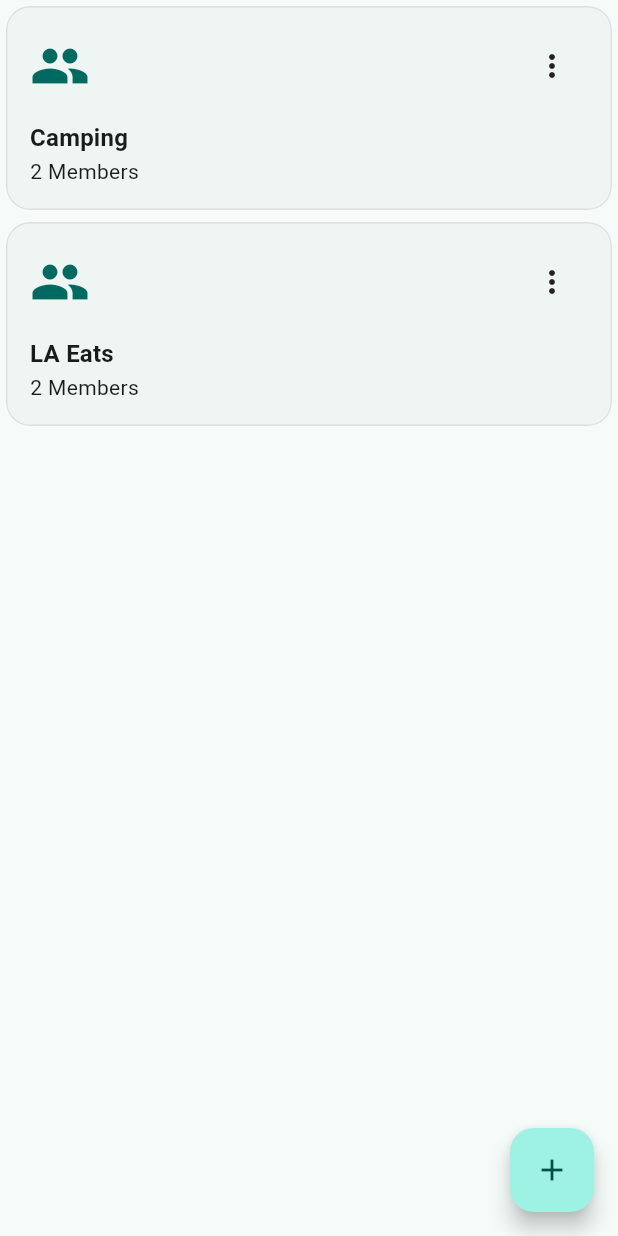
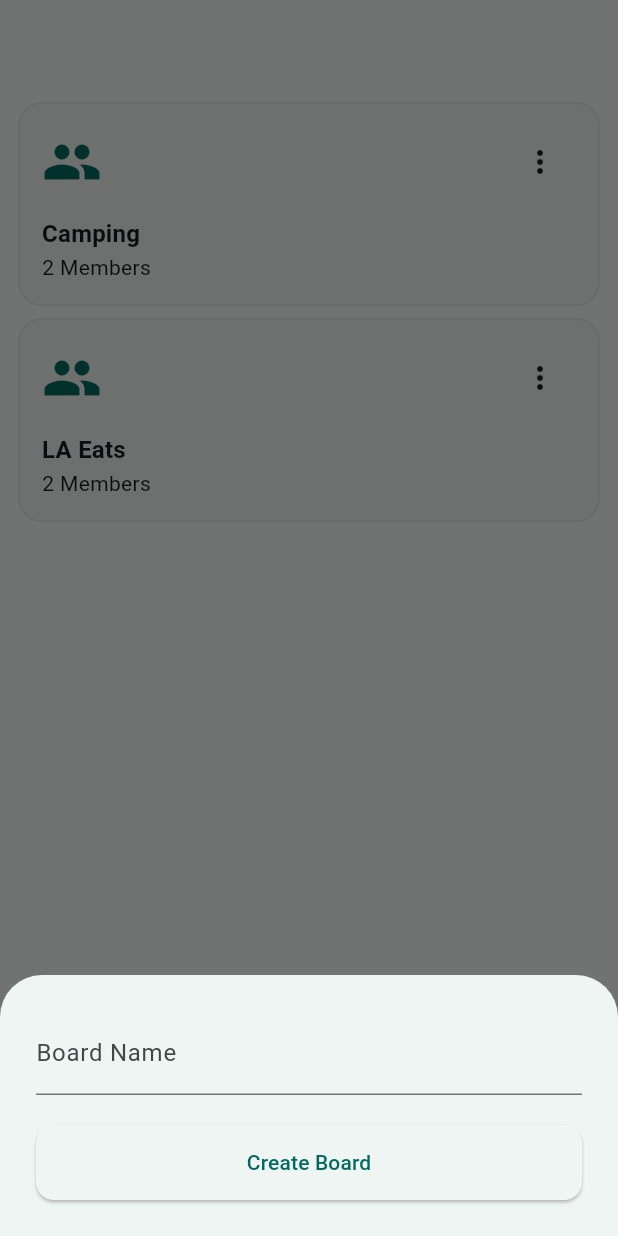
Before and after one commit to danielho774/corkboard, a Flutter app: the DashboardScreen screen opened by its route, after a tap on the "add" icon, on a phone screen of 412 x 824 dp. Run offline on Flutter 3.47's test engine with Material 3 defaults, Android fonts, the phone set to English and light mode, and no system bars; our stand-ins replace device_preview, flutter_riverpod, go_router, riverpod_annotation; generated files the repository leaves out were written again.

```diff
--- a/lib/core/theme/corkboard_theme.dart
+++ b/lib/core/theme/corkboard_theme.dart
@@ -26,6 +26,10 @@ class CorkboardTheme {
           shape: RoundedRectangleBorder(borderRadius: BorderRadius.circular(12)),
         ),
       ),
+
+      textTheme: const TextTheme(
+
+      )
     );
   }
 }
--- a/lib/features/dashboard/data/board_repository.dart
+++ b/lib/features/dashboard/data/board_repository.dart
@@ -1,5 +1,6 @@
 import 'package:riverpod_annotation/riverpod_annotation.dart';
 import '../domain/board.dart';
+import 'package:uuid/uuid.dart';
 
 part 'board_repository.g.dart';
 
@@ -8,19 +9,33 @@ class  BoardRepository {
 
   // A stream that mimics a database update every 5 seconds
   Stream<List<Board>> watchBoards() async* {
-    yield [
-      Board(id: '1', name: 'Camping', members: ["Donald", "Daisy"]),
-      Board(id: '2', name: 'LA Eats', members: ["Mickey", "Minnie"]),
+    var boardList = [
+      Board(id: const Uuid().v4(), name: 'Camping', members: ["Donald", "Daisy"]),
+      Board(id: const Uuid().v4(), name: 'LA Eats', members: ["Mickey", "Minnie"]),
     ];
+
+    yield boardList;
 
     await Future.delayed(const Duration(seconds: 5));
 
+    boardList.add(Board(id: const Uuid().v4(), name: 'NBA Fantasy', members: ["Steph", "KD", "Lebron"]));
+
     // Simulate a new Board being added remotely
-    yield [
-      Board(id: '1', name: 'Camping', members: ["Donald", "Daisy"]),
-      Board(id: '2', name: 'LA Eats', members: ["Mickey", "Minnie"]),
-      Board(id: '3', name: 'NBA Fantasy', members: ["Steph", "KD", "Lebron"]), //
-    ];
+    yield [...boardList];
+  }
+
+  // Create a new Board
+  Future<Board> createBoard(BoardEntry boardEntry) async {
+    await Future.delayed(const Duration(seconds: 2));
+    final uuid = Uuid().v4();
+
+    Board createdBoard = Board(
+      id: uuid,
+      name: boardEntry.name,
+      members: boardEntry.members,
+    );
+
+    return createdBoard;
   }
 }
 
--- a/lib/features/dashboard/domain/board.dart
+++ b/lib/features/dashboard/domain/board.dart
@@ -1,3 +1,4 @@
+import 'package:uuid/uuid.dart';
 
 class Board {
   final String id;
@@ -13,3 +14,16 @@ class Board {
     this.imageURL,
   }) : memberCount = members.length;
 }
+
+class BoardEntry {
+  final String name;
+  final int memberCount;
+  final List<String> members; //TODO: create user objects for member data
+  final String? imageURL;
+
+  BoardEntry({
+    required this.name,
+    required this.members,
+    this.imageURL,
+  }) : memberCount = members.length;
+}
--- /dev/null
+++ b/lib/features/dashboard/presentation/board_form_modal.dart
@@ -0,0 +1,99 @@
+import 'package:flutter/material.dart';
+import 'package:flutter_riverpod/flutter_riverpod.dart';
+import 'package:go_router/go_router.dart';
+import '../data/board_repository.dart';
+import '../domain/board.dart';
+
+class BoardFormModal extends ConsumerStatefulWidget {
+
+  const BoardFormModal({super.key});
+
+
+  @override
+  ConsumerState<BoardFormModal> createState() => _BoardFormModalState();
+}
+
+class _BoardFormModalState extends ConsumerState<BoardFormModal> {
+
+  // 1. Create the key
+  final _formKey = GlobalKey<FormState>();
+
+  // 2. Create controllers to get the text out later
+  final _nameController = TextEditingController();
+
+  bool _isLoading = false;
+
+  @override
+  void dispose() {
+    _nameController.dispose(); // Always dispose controllers to avoid memory leaks
+    super.dispose();
+  }
+
+  Future<void> _submitForm() async {
+    if (_formKey.currentState!.validate()) {
+      _formKey.currentState!.save();
+      setState(() {
+        _isLoading = true; // Start loading
+      });
+
+
+      try {
+        final newEntry = await ref.read(boardRepositoryProvider)
+          .createBoard(BoardEntry(name: _nameController.text,members: []));
+
+        if(mounted) {
+          context.push('/board/${newEntry.name}/${newEntry.id}');
+        }
+
+      } catch (error) {
+        // Handle errors (e.g., show an error dialog)
+        if(mounted) {
+          ScaffoldMessenger.of(context).showSnackBar(SnackBar(content: Text('Error submitting form: $error')));
+        }
+
+      } finally {
+        setState(() {
+          _isLoading = false; // End loading
+        });
+        if(mounted) {
+          Navigator.of(context).pop();
+        }
+      }
+    }
+  }
+
+  @override
+  Widget build(BuildContext context) {
+
+    return Form(
+      key: _formKey, // 3. Attach the key
+      child: Padding(
+        padding: const EdgeInsets.all(24.0),
+        child: Column(
+          mainAxisSize: MainAxisSize.min,
+          mainAxisAlignment: MainAxisAlignment.center,
+          children: [
+            TextFormField(
+              controller: _nameController,
+              decoration: const InputDecoration(labelText: 'Board Name'),
+              // 4. Add validation logic
+              validator: (value) {
+                if (value == null || value.isEmpty) {
+                  return 'Please enter a name for your board';
+                }
+                return null;
+              },
+            ),
+            const SizedBox(height: 20),
+            _isLoading
+              ? const CircularProgressIndicator()
+              : ElevatedButton(
+                  onPressed: _submitForm,
+                  child: const Text('Create Board'),
+                ),
+          ],
+        ),
+      ),
+    );
+  }
+}
--- a/lib/features/dashboard/presentation/dashboard_screen.dart
+++ b/lib/features/dashboard/presentation/dashboard_screen.dart
@@ -1,7 +1,11 @@
 import 'package:flutter/material.dart';
 import 'package:flutter_riverpod/flutter_riverpod.dart';
-import 'board_card.dart';
+import '../../boards/presentation/board_card.dart';
 import '../data/board_repository.dart';
+import 'board_form_modal.dart';
+
+const double HORIZONTAL_PADDING = 8;
+const double VERTICAL_PADDING = 64;
 
 class DashboardScreen extends ConsumerWidget {
   const DashboardScreen({super.key});
@@ -11,13 +15,20 @@ class DashboardScreen extends ConsumerWidget {
 
     final boardsAsync = ref.watch(boardsStreamProvider);
 
-    void addBoard() {
+    void openModal() {
         //Open Modal
+        showModalBottomSheet(
+          context: context,
+          builder: (BuildContext context) {
+            return BoardFormModal();
+          }
+        );
     }
 
     return Scaffold(
       body: boardsAsync.when(
         data: (boards) => ListView.builder(
+          padding: const EdgeInsets.symmetric(horizontal: HORIZONTAL_PADDING, vertical: VERTICAL_PADDING),
           itemCount: boards.length,
           itemBuilder: (context, index) => BoardCard(
             board: boards[index],
@@ -27,7 +38,7 @@ class DashboardScreen extends ConsumerWidget {
         error: (err, stack) => Center(child: Text('Error: $err')),
       ),
       floatingActionButton: FloatingActionButton(
-        onPressed: addBoard,
+        onPressed: openModal,
         child: const Icon(Icons.add)
       )
     );
--- a/pubspec.yaml
+++ b/pubspec.yaml
@@ -38,6 +38,7 @@ dependencies:
   flutter_riverpod: ^3.0.0
   riverpod_annotation: ^3.0.0
   go_router: ^17.1.0
+  uuid: ^4.5.3
 
 dev_dependencies:
   flutter_test:
```
Also changed, not shown: lib/features/boards/domain/idea.dart (added, +14 -0 lines), lib/features/boards/presentation/board_avatar_stack.dart (added, +24 -0 lines), lib/features/boards/presentation/board_header.dart (added, +40 -0 lines), lib/features/boards/presentation/board_screen.dart (+32 -8 lines), lib/core/router/router.g.dart, lib/features/boards/presentation/board_card.dart (renamed from lib/features/dashboard/presentation/board_card.dart), pubspec.lock.
